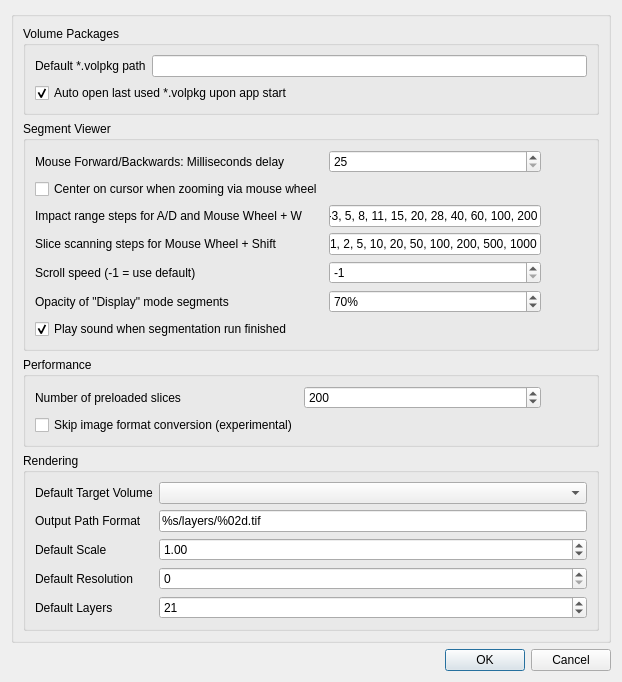
SuperOptimizer/villa, file volume-cartographer/apps/VC3D/VCSettings.ui: the form before one commit.
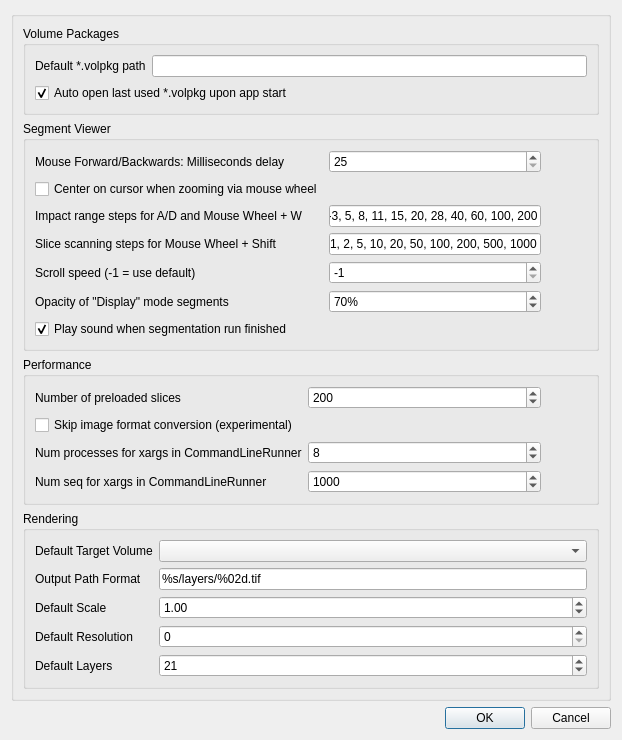
The form after the commit. Icons and pictures are not drawn.

Commit message: Update CommandLineRunner to accept xargs parameters / add console output widget

What changed in the file:
```diff
--- a/volume-cartographer/apps/VC3D/VCSettings.ui
+++ b/volume-cartographer/apps/VC3D/VCSettings.ui
@@ -271,6 +271,46 @@
            </property>
           </widget>
          </item>
+         <item row="2" column="0">
+          <widget class="QLabel" name="labelParallelProcesses">
+           <property name="text">
+            <string>Num processes for xargs in CommandLineRunner</string>
+           </property>
+          </widget>
+         </item>
+         <item row="2" column="1">
+          <widget class="QSpinBox" name="spinParallelProcesses">
+           <property name="minimum">
+            <number>1</number>
+           </property>
+           <property name="maximum">
+            <number>128</number>
+           </property>
+           <property name="value">
+            <number>8</number>
+           </property>
+          </widget>
+         </item>
+         <item row="3" column="0">
+          <widget class="QLabel" name="labelIterationCount">
+           <property name="text">
+            <string>Num seq for xargs in CommandLineRunner</string>
+           </property>
+          </widget>
+         </item>
+         <item row="3" column="1">
+          <widget class="QSpinBox" name="spinIterationCount">
+           <property name="minimum">
+            <number>1</number>
+           </property>
+           <property name="maximum">
+            <number>50000000</number>
+           </property>
+           <property name="value">
+            <number>1000</number>
+           </property>
+          </widget>
+         </item>
         </layout>
        </widget>
       </item>
```
The commit also changes 10 other files.
